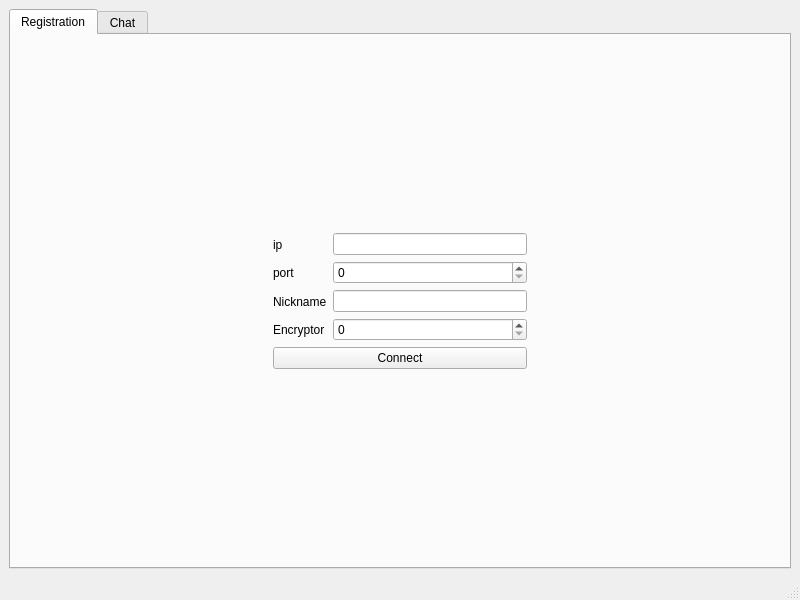
First picture: the form in Chat/Client/mainwindow.ui, repository StasBraginets/NG_STAS_BRAGINETS_PROJECT, before the edit.
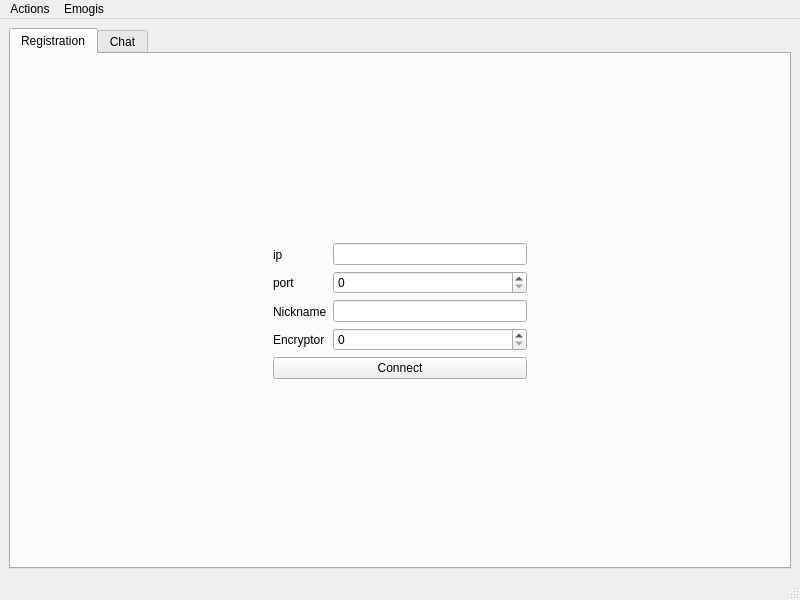
Second picture: the form after the edit. Icons and pictures are not drawn.

Commit message: Added the action to exit from chat

Diff of the .ui file:
```diff
--- a/Chat/Client/mainwindow.ui
+++ b/Chat/Client/mainwindow.ui
@@ -276,6 +276,20 @@
      <height>26</height>
     </rect>
    </property>
+   <widget class="QMenu" name="menuActions">
+    <property name="title">
+     <string>Actions</string>
+    </property>
+    <addaction name="actionQuite"/>
+   </widget>
+   <widget class="QMenu" name="menuEmogi">
+    <property name="title">
+     <string>Emogis</string>
+    </property>
+    <addaction name="actionSad_emoji"/>
+   </widget>
+   <addaction name="menuActions"/>
+   <addaction name="menuEmogi"/>
   </widget>
   <widget class="QStatusBar" name="statusbar"/>
  </widget>
```
Left out of the diff: 25 changed lines with no effect on the pictures. The commit also changes 5 other files.
